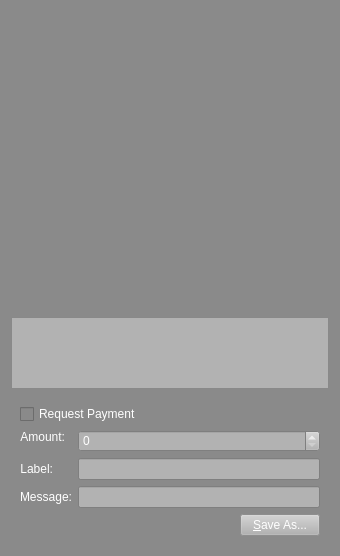
The window that src/qt/forms/qrcodedialog.ui (Sterlingcoin/Sterlingcoin-1.6.2.0-Release) describes before a commit, drawn with Qt 5.
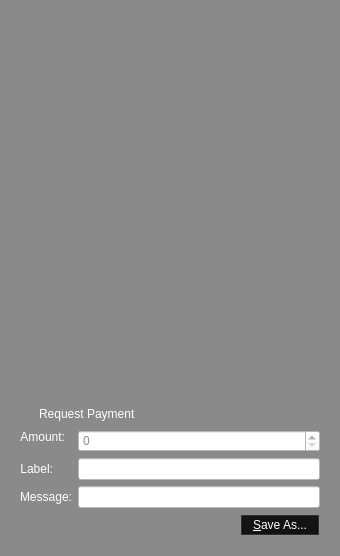
The same window after the commit. Custom widgets are drawn as their Qt base class.

```diff
--- a/src/qt/forms/qrcodedialog.ui
+++ b/src/qt/forms/qrcodedialog.ui
@@ -474,26 +474,26 @@
         <colorrole role="WindowText">
          <brush brushstyle="SolidPattern">
           <color alpha="255">
-           <red>64</red>
-           <green>0</green>
+           <red>255</red>
+           <green>255</green>
            <blue>255</blue>
           </color>
          </brush>
         </colorrole>
         <colorrole role="Button">
          <brush brushstyle="SolidPattern">
-          <color alpha="255">
-           <red>178</red>
-           <green>178</green>
-           <blue>178</blue>
+          <color alpha="0">
+           <red>0</red>
+           <green>0</green>
+           <blue>0</blue>
           </color>
          </brush>
         </colorrole>
         <colorrole role="Text">
          <brush brushstyle="SolidPattern">
           <color alpha="255">
-           <red>64</red>
-           <green>0</green>
+           <red>255</red>
+           <green>255</green>
            <blue>255</blue>
           </color>
          </brush>
@@ -501,27 +501,27 @@
         <colorrole role="ButtonText">
          <brush brushstyle="SolidPattern">
           <color alpha="255">
-           <red>64</red>
-           <green>0</green>
+           <red>255</red>
+           <green>255</green>
            <blue>255</blue>
           </color>
          </brush>
         </colorrole>
         <colorrole role="Base">
-         <brush brushstyle="SolidPattern">
+         <brush brushstyle="NoBrush">
           <color alpha="255">
-           <red>178</red>
-           <green>178</green>
-           <blue>178</blue>
+           <red>0</red>
+           <green>0</green>
+           <blue>0</blue>
           </color>
          </brush>
         </colorrole>
         <colorrole role="Window">
          <brush brushstyle="SolidPattern">
-          <color alpha="255">
-           <red>178</red>
-           <green>178</green>
-           <blue>178</blue>
+          <color alpha="0">
+           <red>0</red>
+           <green>0</green>
+           <blue>0</blue>
           </color>
          </brush>
         </colorrole>
@@ -539,26 +539,26 @@
         <colorrole role="WindowText">
          <brush brushstyle="SolidPattern">
           <color alpha="255">
-           <red>64</red>
-           <green>0</green>
+           <red>255</red>
+           <green>255</green>
            <blue>255</blue>
           </color>
          </brush>
         </colorrole>
         <colorrole role="Button">
          <brush brushstyle="SolidPattern">
-          <color alpha="255">
-           <red>178</red>
-           <green>178</green>
-           <blue>178</blue>
+          <color alpha="0">
+           <red>0</red>
+           <green>0</green>
+           <blue>0</blue>
           </color>
          </brush>
         </colorrole>
         <colorrole role="Text">
          <brush brushstyle="SolidPattern">
           <color alpha="255">
-           <red>64</red>
-           <green>0</green>
+           <red>255</red>
+           <green>255</green>
            <blue>255</blue>
           </color>
          </brush>
@@ -566,27 +566,27 @@
         <colorrole role="ButtonText">
          <brush brushstyle="SolidPattern">
           <color alpha="255">
-           <red>64</red>
-           <green>0</green>
+           <red>255</red>
+           <green>255</green>
            <blue>255</blue>
           </color>
          </brush>
         </colorrole>
         <colorrole role="Base">
-         <brush brushstyle="SolidPattern">
+         <brush brushstyle="NoBrush">
           <color alpha="255">
-           <red>178</red>
-           <green>178</green>
-           <blue>178</blue>
+           <red>0</red>
+           <green>0</green>
+           <blue>0</blue>
           </color>
          </brush>
         </colorrole>
         <colorrole role="Window">
          <brush brushstyle="SolidPattern">
-          <color alpha="255">
-           <red>178</red>
-           <green>178</green>
-           <blue>178</blue>
+          <color alpha="0">
+           <red>0</red>
+           <green>0</green>
+           <blue>0</blue>
           </color>
          </brush>
         </colorrole>
@@ -604,26 +604,26 @@
         <colorrole role="WindowText">
          <brush brushstyle="SolidPattern">
           <color alpha="255">
-           <red>64</red>
-           <green>0</green>
+           <red>255</red>
+           <green>255</green>
            <blue>255</blue>
           </color>
          </brush>
         </colorrole>
         <colorrole role="Button">
          <brush brushstyle="SolidPattern">
-          <color alpha="255">
-           <red>178</red>
-           <green>178</green>
-           <blue>178</blue>
+          <color alpha="0">
+           <red>0</red>
+           <green>0</green>
+           <blue>0</blue>
           </color>
          </brush>
         </colorrole>
         <colorrole role="Text">
          <brush brushstyle="SolidPattern">
           <color alpha="255">
-           <red>64</red>
-           <green>0</green>
+           <red>255</red>
+           <green>255</green>
            <blue>255</blue>
           </color>
          </brush>
@@ -631,27 +631,27 @@
         <colorrole role="ButtonText">
          <brush brushstyle="SolidPattern">
           <color alpha="255">
-           <red>64</red>
-           <green>0</green>
+           <red>255</red>
+           <green>255</green>
            <blue>255</blue>
           </color>
          </brush>
         </colorrole>
         <colorrole role="Base">
-         <brush brushstyle="SolidPattern">
+         <brush brushstyle="NoBrush">
           <color alpha="255">
-           <red>178</red>
-           <green>178</green>
-           <blue>178</blue>
+           <red>0</red>
+           <green>0</green>
+           <blue>0</blue>
           </color>
          </brush>
         </colorrole>
         <colorrole role="Window">
          <brush brushstyle="SolidPattern">
-          <color alpha="255">
-           <red>178</red>
-           <green>178</green>
-           <blue>178</blue>
+          <color alpha="0">
+           <red>0</red>
+           <green>0</green>
+           <blue>0</blue>
           </color>
          </brush>
         </colorrole>
@@ -668,7 +668,7 @@
       </palette>
      </property>
      <property name="styleSheet">
-      <string notr="true">background-color: rgb(178,178,178);
+      <string notr="true">background: transparent;
 color: rgb(255,255,255);</string>
      </property>
      <property name="tabChangesFocus">
@@ -693,26 +693,26 @@
            <colorrole role="WindowText">
             <brush brushstyle="SolidPattern">
              <color alpha="255">
-              <red>64</red>
-              <green>0</green>
+              <red>255</red>
+              <green>255</green>
               <blue>255</blue>
              </color>
             </brush>
            </colorrole>
            <colorrole role="Button">
             <brush brushstyle="SolidPattern">
-             <color alpha="255">
-              <red>138</red>
-              <green>138</green>
-              <blue>138</blue>
+             <color alpha="0">
+              <red>0</red>
+              <green>0</green>
+              <blue>0</blue>
              </color>
             </brush>
            </colorrole>
            <colorrole role="Text">
             <brush brushstyle="SolidPattern">
              <color alpha="255">
-              <red>64</red>
-              <green>0</green>
+              <red>255</red>
+              <green>255</green>
               <blue>255</blue>
              </color>
             </brush>
@@ -729,27 +729,27 @@
            <colorrole role="ButtonText">
             <brush brushstyle="SolidPattern">
              <color alpha="255">
-              <red>64</red>
-              <green>0</green>
+              <red>255</red>
+              <green>255</green>
               <blue>255</blue>
              </color>
             </brush>
            </colorrole>
            <colorrole role="Base">
             <brush brushstyle="SolidPattern">
-             <color alpha="255">
-              <red>138</red>
-              <green>138</green>
-              <blue>138</blue>
+             <color alpha="0">
+              <red>0</red>
+              <green>0</green>
+              <blue>0</blue>
              </color>
             </brush>
            </colorrole>
            <colorrole role="Window">
             <brush brushstyle="SolidPattern">
-             <color alpha="255">
-              <red>138</red>
-              <green>138</green>
-              <blue>138</blue>
+             <color alpha="0">
+              <red>0</red>
+              <green>0</green>
+              <blue>0</blue>
              </color>
             </brush>
            </colorrole>
@@ -776,26 +776,26 @@
            <colorrole role="WindowText">
             <brush brushstyle="SolidPattern">
              <color alpha="255">
-              <red>64</red>
-              <green>0</green>
+              <red>255</red>
+              <green>255</green>
               <blue>255</blue>
              </color>
             </brush>
            </colorrole>
            <colorrole role="Button">
             <brush brushstyle="SolidPattern">
-             <color alpha="255">
-              <red>138</red>
-              <green>138</green>
-              <blue>138</blue>
+             <color alpha="0">
+              <red>0</red>
+              <green>0</green>
+              <blue>0</blue>
              </color>
             </brush>
            </colorrole>
            <colorrole role="Text">
             <brush brushstyle="SolidPattern">
              <color alpha="255">
-              <red>64</red>
-              <green>0</green>
+              <red>255</red>
+              <green>255</green>
               <blue>255</blue>
              </color>
             </brush>
@@ -812,27 +812,27 @@
            <colorrole role="ButtonText">
             <brush brushstyle="SolidPattern">
              <color alpha="255">
-              <red>64</red>
-              <green>0</green>
+              <red>255</red>
+              <green>255</green>
               <blue>255</blue>
              </color>
             </brush>
            </colorrole>
            <colorrole role="Base">
             <brush brushstyle="SolidPattern">
-             <color alpha="255">
-              <red>138</red>
-              <green>138</green>
-              <blue>138</blue>
+             <color alpha="0">
+              <red>0</red>
+              <green>0</green>
+              <blue>0</blue>
              </color>
             </brush>
            </colorrole>
            <colorrole role="Window">
             <brush brushstyle="SolidPattern">
-             <color alpha="255">
-              <red>138</red>
-              <green>138</green>
-              <blue>138</blue>
+             <color alpha="0">
+              <red>0</red>
+              <green>0</green>
+              <blue>0</blue>
              </color>
             </brush>
            </colorrole>
@@ -859,26 +859,26 @@
            <colorrole role="WindowText">
             <brush brushstyle="SolidPattern">
              <color alpha="255">
-              <red>64</red>
-              <green>0</green>
+              <red>255</red>
+              <green>255</green>
               <blue>255</blue>
              </color>
             </brush>
            </colorrole>
            <colorrole role="Button">
             <brush brushstyle="SolidPattern">
-             <color alpha="255">
-              <red>138</red>
-              <green>138</green>
-              <blue>138</blue>
+             <color alpha="0">
+              <red>0</red>
+              <green>0</green>
+              <blue>0</blue>
              </color>
             </brush>
            </colorrole>
            <colorrole role="Text">
             <brush brushstyle="SolidPattern">
              <color alpha="255">
-              <red>64</red>
-              <green>0</green>
+              <red>255</red>
+              <green>255</green>
               <blue>255</blue>
              </color>
             </brush>
@@ -895,27 +895,27 @@
            <colorrole role="ButtonText">
             <brush brushstyle="SolidPattern">
              <color alpha="255">
-              <red>64</red>
-              <green>0</green>
+              <red>255</red>
+              <green>255</green>
               <blue>255</blue>
              </color>
             </brush>
            </colorrole>
            <colorrole role="Base">
             <brush brushstyle="SolidPattern">
-             <color alpha="255">
-              <red>138</red>
-              <green>138</green>
-              <blue>138</blue>
+             <color alpha="0">
+              <red>0</red>
+              <green>0</green>
+              <blue>0</blue>
              </color>
             </brush>
            </colorrole>
            <colorrole role="Window">
             <brush brushstyle="SolidPattern">
-             <color alpha="255">
-              <red>138</red>
-              <green>138</green>
-              <blue>138</blue>
+             <color alpha="0">
+              <red>0</red>
+              <green>0</green>
+              <blue>0</blue>
              </color>
             </brush>
            </colorrole>
@@ -944,8 +944,7 @@
          <bool>false</bool>
         </property>
         <property name="styleSheet">
-         <string notr="true">background-color: rgb(138,138,138);
-color: rgb(255,255,255);</string>
+         <string notr="true">background: transparent; color: rgb(255,255,255);</string>
         </property>
         <property name="text">
          <string>Request Payment</string>
@@ -984,54 +983,54 @@
              <colorrole role="WindowText">
               <brush brushstyle="SolidPattern">
                <color alpha="255">
-                <red>64</red>
-                <green>0</green>
-                <blue>255</blue>
+                <red>138</red>
+                <green>138</green>
+                <blue>138</blue>
                </color>
               </brush>
              </colorrole>
              <colorrole role="Button">
               <brush brushstyle="SolidPattern">
                <color alpha="255">
-                <red>178</red>
-                <green>178</green>
-                <blue>178</blue>
+                <red>255</red>
+                <green>255</green>
+                <blue>255</blue>
                </color>
               </brush>
              </colorrole>
              <colorrole role="Text">
               <brush brushstyle="SolidPattern">
                <color alpha="255">
-                <red>64</red>
-                <green>0</green>
-                <blue>255</blue>
+                <red>138</red>
+                <green>138</green>
+                <blue>138</blue>
                </color>
               </brush>
              </colorrole>
              <colorrole role="ButtonText">
               <brush brushstyle="SolidPattern">
                <color alpha="255">
-                <red>64</red>
-                <green>0</green>
-                <blue>255</blue>
+                <red>138</red>
+                <green>138</green>
+                <blue>138</blue>
                </color>
               </brush>
              </colorrole>
              <colorrole role="Base">
               <brush brushstyle="SolidPattern">
                <color alpha="255">
-                <red>178</red>
-                <green>178</green>
-                <blue>178</blue>
+                <red>255</red>
+                <green>255</green>
+                <blue>255</blue>
                </color>
               </brush>
              </colorrole>
              <colorrole role="Window">
               <brush brushstyle="SolidPattern">
                <color alpha="255">
-                <red>178</red>
-                <green>178</green>
-                <blue>178</blue>
+                <red>255</red>
+                <green>255</green>
+                <blue>255</blue>
                </color>
               </brush>
              </colorrole>
@@ -1049,54 +1048,54 @@
              <colorrole role="WindowText">
               <brush brushstyle="SolidPattern">
                <color alpha="255">
-                <red>64</red>
-                <green>0</green>
-                <blue>255</blue>
+                <red>138</red>
+                <green>138</green>
+                <blue>138</blue>
                </color>
               </brush>
              </colorrole>
              <colorrole role="Button">
               <brush brushstyle="SolidPattern">
                <color alpha="255">
-                <red>178</red>
-                <green>178</green>
-                <blue>178</blue>
+                <red>255</red>
+                <green>255</green>
+                <blue>255</blue>
                </color>
               </brush>
              </colorrole>
              <colorrole role="Text">
               <brush brushstyle="SolidPattern">
                <color alpha="255">
-                <red>64</red>
-                <green>0</green>
-                <blue>255</blue>
+                <red>138</red>
+                <green>138</green>
+                <blue>138</blue>
                </color>
               </brush>
              </colorrole>
              <colorrole role="ButtonText">
               <brush brushstyle="SolidPattern">
                <color alpha="255">
-                <red>64</red>
-                <green>0</green>
-                <blue>255</blue>
+                <red>138</red>
+                <green>138</green>
+                <blue>138</blue>
                </color>
               </brush>
              </colorrole>
              <colorrole role="Base">
               <brush brushstyle="SolidPattern">
                <color alpha="255">
-                <red>178</red>
-                <green>178</green>
-                <blue>178</blue>
+                <red>255</red>
+                <green>255</green>
+                <blue>255</blue>
                </color>
               </brush>
              </colorrole>
              <colorrole role="Window">
               <brush brushstyle="SolidPattern">
                <color alpha="255">
-                <red>178</red>
-                <green>178</green>
-                <blue>178</blue>
+                <red>255</red>
+                <green>255</green>
+                <blue>255</blue>
                </color>
               </brush>
              </colorrole>
@@ -1114,54 +1113,54 @@
              <colorrole role="WindowText">
               <brush brushstyle="SolidPattern">
                <color alpha="255">
-                <red>64</red>
-                <green>0</green>
-                <blue>255</blue>
+                <red>138</red>
+                <green>138</green>
+                <blue>138</blue>
                </color>
               </brush>
              </colorrole>
              <colorrole role="Button">
               <brush brushstyle="SolidPattern">
                <color alpha="255">
-                <red>178</red>
-                <green>178</green>
-                <blue>178</blue>
+                <red>255</red>
+                <green>255</green>
+                <blue>255</blue>
                </color>
               </brush>
              </colorrole>
              <colorrole role="Text">
               <brush brushstyle="SolidPattern">
                <color alpha="255">
-                <red>64</red>
-                <green>0</green>
-                <blue>255</blue>
+                <red>138</red>
+                <green>138</green>
+                <blue>138</blue>
                </color>
               </brush>
              </colorrole>
              <colorrole role="ButtonText">
               <brush brushstyle="SolidPattern">
                <color alpha="255">
-                <red>64</red>
-                <green>0</green>
-                <blue>255</blue>
+                <red>138</red>
+                <green>138</green>
+                <blue>138</blue>
                </color>
               </brush>
              </colorrole>
              <colorrole role="Base">
               <brush brushstyle="SolidPattern">
                <color alpha="255">
-                <red>178</red>
-                <green>178</green>
-                <blue>178</blue>
+                <red>255</red>
+                <green>255</green>
+                <blue>255</blue>
                </color>
               </brush>
              </colorrole>
              <colorrole role="Window">
               <brush brushstyle="SolidPattern">
                <color alpha="255">
-                <red>178</red>
-                <green>178</green>
-                <blue>178</blue>
+                <red>255</red>
+                <green>255</green>
+                <blue>255</blue>
                </color>
               </brush>
              </colorrole>
@@ -1178,8 +1177,8 @@
            </palette>
           </property>
           <property name="styleSheet">
-           <string notr="true">background-color: rgb(178,178,178);
-color: rgb(255,255,255);</string>
+           <string notr="true">background-color: rgb(255,255,255);
+color: rgb(138,138,138);</string>
           </property>
          </widget>
         </item>
@@ -1210,54 +1209,54 @@
              <colorrole role="WindowText">
               <brush brushstyle="SolidPattern">
                <color alpha="255">
-                <red>64</red>
-                <green>0</green>
-                <blue>255</blue>
+                <red>138</red>
+                <green>138</green>
+                <blue>138</blue>
                </color>
               </brush>
              </colorrole>
              <colorrole role="Button">
               <brush brushstyle="SolidPattern">
                <color alpha="255">
-                <red>178</red>
-                <green>178</green>
-                <blue>178</blue>
+                <red>255</red>
+                <green>255</green>
+                <blue>255</blue>
                </color>
               </brush>
              </colorrole>
              <colorrole role="Text">
               <brush brushstyle="SolidPattern">
                <color alpha="255">
-                <red>64</red>
-                <green>0</green>
-                <blue>255</blue>
+                <red>138</red>
+                <green>138</green>
+                <blue>138</blue>
                </color>
               </brush>
              </colorrole>
              <colorrole role="ButtonText">
               <brush brushstyle="SolidPattern">
                <color alpha="255">
-                <red>64</red>
-                <green>0</green>
-                <blue>255</blue>
+                <red>138</red>
+                <green>138</green>
+                <blue>138</blue>
                </color>
               </brush>
              </colorrole>
              <colorrole role="Base">
               <brush brushstyle="SolidPattern">
                <color alpha="255">
-                <red>178</red>
-                <green>178</green>
-                <blue>178</blue>
+                <red>255</red>
+                <green>255</green>
+                <blue>255</blue>
                </color>
               </brush>
              </colorrole>
              <colorrole role="Window">
               <brush brushstyle="SolidPattern">
                <color alpha="255">
-                <red>178</red>
-                <green>178</green>
-                <blue>178</blue>
+                <red>255</red>
+                <green>255</green>
+                <blue>255</blue>
                </color>
               </brush>
              </colorrole>
@@ -1275,54 +1274,54 @@
              <colorrole role="WindowText">
               <brush brushstyle="SolidPattern">
                <color alpha="255">
-                <red>64</red>
-                <green>0</green>
-                <blue>255</blue>
+                <red>138</red>
+                <green>138</green>
+                <blue>138</blue>
                </color>
               </brush>
              </colorrole>
              <colorrole role="Button">
               <brush brushstyle="SolidPattern">
                <color alpha="255">
-                <red>178</red>
-                <green>178</green>
-                <blue>178</blue>
+                <red>255</red>
+                <green>255</green>
+                <blue>255</blue>
                </color>
               </brush>
              </colorrole>
              <colorrole role="Text">
               <brush brushstyle="SolidPattern">
                <color alpha="255">
-                <red>64</red>
-                <green>0</green>
-                <blue>255</blue>
+                <red>138</red>
+                <green>138</green>
+                <blue>138</blue>
                </color>
               </brush>
              </colorrole>
              <colorrole role="ButtonText">
               <brush brushstyle="SolidPattern">
                <color alpha="255">
-                <red>64</red>
-                <green>0</green>
-                <blue>255</blue>
+                <red>138</red>
+                <green>138</green>
+                <blue>138</blue>
                </color>
               </brush>
              </colorrole>
              <colorrole role="Base">
               <brush brushstyle="SolidPattern">
                <color alpha="255">
-                <red>178</red>
-                <green>178</green>
-                <blue>178</blue>
+                <red>255</red>
+                <green>255</green>
+                <blue>255</blue>
                </color>
               </brush>
              </colorrole>
              <colorrole role="Window">
               <brush brushstyle="SolidPattern">
                <color alpha="255">
-                <red>178</red>
-                <green>178</green>
-                <blue>178</blue>
+                <red>255</red>
+                <green>255</green>
+                <blue>255</blue>
                </color>
               </brush>
              </colorrole>
@@ -1340,54 +1339,54 @@
              <colorrole role="WindowText">
               <brush brushstyle="SolidPattern">
                <color alpha="255">
-                <red>64</red>
-                <green>0</green>
-                <blue>255</blue>
+                <red>138</red>
+                <green>138</green>
+                <blue>138</blue>
                </color>
               </brush>
              </colorrole>
              <colorrole role="Button">
               <brush brushstyle="SolidPattern">
                <color alpha="255">
-                <red>178</red>
-                <green>178</green>
-                <blue>178</blue>
+                <red>255</red>
+                <green>255</green>
+                <blue>255</blue>
                </color>
               </brush>
              </colorrole>
              <colorrole role="Text">
               <brush brushstyle="SolidPattern">
                <color alpha="255">
-                <red>64</red>
-                <green>0</green>
-                <blue>255</blue>
+                <red>138</red>
+                <green>138</green>
+                <blue>138</blue>
                </color>
               </brush>
              </colorrole>
              <colorrole role="ButtonText">
               <brush brushstyle="SolidPattern">
                <color alpha="255">
-                <red>64</red>
-                <green>0</green>
-                <blue>255</blue>
+                <red>138</red>
+                <green>138</green>
+                <blue>138</blue>
                </color>
               </brush>
              </colorrole>
              <colorrole role="Base">
               <brush brushstyle="SolidPattern">
                <color alpha="255">
-                <red>178</red>
-                <green>178</green>
-                <blue>178</blue>
+                <red>255</red>
+                <green>255</green>
+                <blue>255</blue>
                </color>
               </brush>
              </colorrole>
              <colorrole role="Window">
               <brush brushstyle="SolidPattern">
                <color alpha="255">
-                <red>178</red>
-                <green>178</green>
-                <blue>178</blue>
+                <red>255</red>
+                <green>255</green>
+                <blue>255</blue>
                </color>
               </brush>
              </colorrole>
@@ -1404,8 +1403,8 @@
            </palette>
           </property>
           <property name="styleSheet">
-           <string notr="true">background-color: rgb(178,178,178);
-color: rgb(255,255,255);</string>
+           <string notr="true">background-color: rgb(255,255,255);
+color: rgb(138,138,138);</string>
           </property>
          </widget>
         </item>
@@ -1451,54 +1450,54 @@
              <colorrole role="WindowText">
               <brush brushstyle="SolidPattern">
                <color alpha="255">
-                <red>64</red>
-                <green>0</green>
-                <blue>255</blue>
+                <red>138</red>
+                <green>138</green>
+                <blue>138</blue>
                </color>
               </brush>
              </colorrole>
              <colorrole role="Button">
               <brush brushstyle="SolidPattern">
                <color alpha="255">
-                <red>178</red>
-                <green>178</green>
-                <blue>178</blue>
+                <red>255</red>
+                <green>255</green>
+                <blue>255</blue>
                </color>
               </brush>
              </colorrole>
              <colorrole role="Text">
               <brush brushstyle="SolidPattern">
                <color alpha="255">
-                <red>64</red>
-                <green>0</green>
-                <blue>255</blue>
+                <red>138</red>
+                <green>138</green>
+                <blue>138</blue>
                </color>
               </brush>
              </colorrole>
              <colorrole role="ButtonText">
               <brush brushstyle="SolidPattern">
                <color alpha="255">
-                <red>64</red>
-                <green>0</green>
-                <blue>255</blue>
+                <red>138</red>
+                <green>138</green>
+                <blue>138</blue>
                </color>
               </brush>
              </colorrole>
              <colorrole role="Base">
               <brush brushstyle="SolidPattern">
                <color alpha="255">
-                <red>178</red>
-                <green>178</green>
-                <blue>178</blue>
+                <red>255</red>
+                <green>255</green>
+                <blue>255</blue>
                </color>
               </brush>
              </colorrole>
              <colorrole role="Window">
               <brush brushstyle="SolidPattern">
                <color alpha="255">
-                <red>178</red>
-                <green>178</green>
-                <blue>178</blue>
+                <red>255</red>
+                <green>255</green>
+                <blue>255</blue>
                </color>
               </brush>
              </colorrole>
@@ -1516,54 +1515,54 @@
              <colorrole role="WindowText">
               <brush brushstyle="SolidPattern">
                <color alpha="255">
-                <red>64</red>
-                <green>0</green>
-                <blue>255</blue>
+                <red>138</red>
+                <green>138</green>
+                <blue>138</blue>
                </color>
               </brush>
              </colorrole>
              <colorrole role="Button">
               <brush brushstyle="SolidPattern">
                <color alpha="255">
-                <red>178</red>
-                <green>178</green>
-                <blue>178</blue>
+                <red>255</red>
+                <green>255</green>
+                <blue>255</blue>
                </color>
               </brush>
              </colorrole>
              <colorrole role="Text">
               <brush brushstyle="SolidPattern">
                <color alpha="255">
-                <red>64</red>
-                <green>0</green>
-                <blue>255</blue>
+                <red>138</red>
+                <green>138</green>
+                <blue>138</blue>
                </color>
               </brush>
              </colorrole>
              <colorrole role="ButtonText">
               <brush brushstyle="SolidPattern">
                <color alpha="255">
-                <red>64</red>
-                <green>0</green>
-                <blue>255</blue>
+                <red>138</red>
+                <green>138</green>
+                <blue>138</blue>
                </color>
               </brush>
              </colorrole>
              <colorrole role="Base">
               <brush brushstyle="SolidPattern">
                <color alpha="255">
-                <red>178</red>
-                <green>178</green>
-                <blue>178</blue>
+                <red>255</red>
+                <green>255</green>
+                <blue>255</blue>
                </color>
               </brush>
              </colorrole>
              <colorrole role="Window">
               <brush brushstyle="SolidPattern">
                <color alpha="255">
-                <red>178</red>
-                <green>178</green>
-                <blue>178</blue>
+                <red>255</red>
+                <green>255</green>
+                <blue>255</blue>
                </color>
               </brush>
              </colorrole>
@@ -1581,54 +1580,54 @@
              <colorrole role="WindowText">
               <brush brushstyle="SolidPattern">
                <color alpha="255">
-                <red>64</red>
-                <green>0</green>
-                <blue>255</blue>
+                <red>138</red>
+                <green>138</green>
+                <blue>138</blue>
                </color>
               </brush>
              </colorrole>
              <colorrole role="Button">
               <brush brushstyle="SolidPattern">
                <color alpha="255">
-                <red>178</red>
-                <green>178</green>
-                <blue>178</blue>
+                <red>255</red>
+                <green>255</green>
+                <blue>255</blue>
                </color>
               </brush>
              </colorrole>
              <colorrole role="Text">
               <brush brushstyle="SolidPattern">
                <color alpha="255">
-                <red>64</red>
-                <green>0</green>
-                <blue>255</blue>
+                <red>138</red>
+                <green>138</green>
+                <blue>138</blue>
                </color>
               </brush>
              </colorrole>
              <colorrole role="ButtonText">
               <brush brushstyle="SolidPattern">
                <color alpha="255">
-                <red>64</red>
-                <green>0</green>
-                <blue>255</blue>
+                <red>138</red>
+                <green>138</green>
+                <blue>138</blue>
                </color>
               </brush>
              </colorrole>
              <colorrole role="Base">
               <brush brushstyle="SolidPattern">
                <color alpha="255">
-                <red>178</red>
-                <green>178</green>
-                <blue>178</blue>
+                <red>255</red>
+                <green>255</green>
+                <blue>255</blue>
                </color>
               </brush>
              </colorrole>
              <colorrole role="Window">
               <brush brushstyle="SolidPattern">
                <color alpha="255">
-                <red>178</red>
-                <green>178</green>
-                <blue>178</blue>
+                <red>255</red>
+                <green>255</green>
+                <blue>255</blue>
                </color>
               </brush>
              </colorrole>
@@ -1645,8 +1644,8 @@
            </palette>
           </property>
           <property name="styleSheet">
-           <string notr="true">background-color: rgb(178,178,178);
-color: rgb(255,255,255);</string>
+           <string notr="true">background-color: rgb(255,255,255);
+color: rgb(138,138,138);</string>
           </property>
          </widget>
         </item>
@@ -1675,26 +1674,26 @@
              <colorrole role="WindowText">
               <brush brushstyle="SolidPattern">
                <color alpha="255">
-                <red>64</red>
-                <green>0</green>
+                <red>255</red>
+                <green>255</green>
                 <blue>255</blue>
                </color>
               </brush>
              </colorrole>
              <colorrole role="Button">
               <brush brushstyle="SolidPattern">
-               <color alpha="255">
-                <red>178</red>
-                <green>178</green>
-                <blue>178</blue>
+               <color alpha="0">
+                <red>0</red>
+                <green>0</green>
+                <blue>0</blue>
                </color>
               </brush>
              </colorrole>
              <colorrole role="Text">
               <brush brushstyle="SolidPattern">
                <color alpha="255">
-                <red>64</red>
-                <green>0</green>
+                <red>255</red>
+                <green>255</green>
                 <blue>255</blue>
                </color>
               </brush>
@@ -1702,27 +1701,27 @@
              <colorrole role="ButtonText">
               <brush brushstyle="SolidPattern">
                <color alpha="255">
-                <red>64</red>
-                <green>0</green>
+                <red>255</red>
+                <green>255</green>
                 <blue>255</blue>
                </color>
               </brush>
              </colorrole>
              <colorrole role="Base">
               <brush brushstyle="SolidPattern">
-               <color alpha="255">
-                <red>178</red>
-                <green>178</green>
-                <blue>178</blue>
+               <color alpha="0">
+                <red>0</red>
+                <green>0</green>
+                <blue>0</blue>
                </color>
               </brush>
              </colorrole>
              <colorrole role="Window">
               <brush brushstyle="SolidPattern">
-               <color alpha="255">
-                <red>178</red>
-                <green>178</green>
-                <blue>178</blue>
+               <color alpha="0">
+                <red>0</red>
+                <green>0</green>
+                <blue>0</blue>
                </color>
               </brush>
              </colorrole>
@@ -1740,26 +1739,26 @@
              <colorrole role="WindowText">
               <brush brushstyle="SolidPattern">
                <color alpha="255">
-                <red>64</red>
-                <green>0</green>
+                <red>255</red>
+                <green>255</green>
                 <blue>255</blue>
                </color>
               </brush>
              </colorrole>
              <colorrole role="Button">
               <brush brushstyle="SolidPattern">
-               <color alpha="255">
-                <red>178</red>
-                <green>178</green>
-                <blue>178</blue>
+               <color alpha="0">
+                <red>0</red>
+                <green>0</green>
+                <blue>0</blue>
                </color>
               </brush>
              </colorrole>
              <colorrole role="Text">
               <brush brushstyle="SolidPattern">
                <color alpha="255">
-                <red>64</red>
-                <green>0</green>
+                <red>255</red>
+                <green>255</green>
                 <blue>255</blue>
                </color>
               </brush>
@@ -1767,27 +1766,27 @@
              <colorrole role="ButtonText">
               <brush brushstyle="SolidPattern">
                <color alpha="255">
-                <red>64</red>
-                <green>0</green>
+                <red>255</red>
+                <green>255</green>
                 <blue>255</blue>
                </color>
               </brush>
              </colorrole>
              <colorrole role="Base">
               <brush brushstyle="SolidPattern">
-               <color alpha="255">
-                <red>178</red>
-                <green>178</green>
-                <blue>178</blue>
+               <color alpha="0">
+                <red>0</red>
+                <green>0</green>
+                <blue>0</blue>
                </color>
               </brush>
              </colorrole>
              <colorrole role="Window">
               <brush brushstyle="SolidPattern">
-               <color alpha="255">
-                <red>178</red>
-                <green>178</green>
-                <blue>178</blue>
+               <color alpha="0">
+                <red>0</red>
+                <green>0</green>
+                <blue>0</blue>
                </color>
               </brush>
              </colorrole>
@@ -1805,26 +1804,26 @@
              <colorrole role="WindowText">
               <brush brushstyle="SolidPattern">
                <color alpha="255">
-                <red>64</red>
-                <green>0</green>
+                <red>255</red>
+                <green>255</green>
                 <blue>255</blue>
                </color>
               </brush>
              </colorrole>
              <colorrole role="Button">
               <brush brushstyle="SolidPattern">
-               <color alpha="255">
-                <red>178</red>
-                <green>178</green>
-                <blue>178</blue>
+               <color alpha="0">
+                <red>0</red>
+                <green>0</green>
+                <blue>0</blue>
                </color>
               </brush>
              </colorrole>
              <colorrole role="Text">
               <brush brushstyle="SolidPattern">
                <color alpha="255">
-                <red>64</red>
-                <green>0</green>
+                <red>255</red>
+                <green>255</green>
                 <blue>255</blue>
                </color>
               </brush>
@@ -1832,27 +1831,27 @@
              <colorrole role="ButtonText">
               <brush brushstyle="SolidPattern">
                <color alpha="255">
-                <red>64</red>
-                <green>0</green>
+                <red>255</red>
+                <green>255</green>
                 <blue>255</blue>
                </color>
               </brush>
              </colorrole>
              <colorrole role="Base">
               <brush brushstyle="SolidPattern">
-               <color alpha="255">
-                <red>178</red>
-                <green>178</green>
-                <blue>178</blue>
+               <color alpha="0">
+                <red>0</red>
+                <green>0</green>
+                <blue>0</blue>
                </color>
               </brush>
              </colorrole>
              <colorrole role="Window">
               <brush brushstyle="SolidPattern">
-               <color alpha="255">
-                <red>178</red>
-                <green>178</green>
-                <blue>178</blue>
+               <color alpha="0">
+                <red>0</red>
+                <green>0</green>
+                <blue>0</blue>
                </color>
               </brush>
              </colorrole>
@@ -1869,8 +1868,7 @@
            </palette>
           </property>
           <property name="styleSheet">
-           <string notr="true">background-color: rgb(178,178,178);
-color: rgb(255,255,255);</string>
+           <string notr="true">background: transparent; color: rgb(255,255,255);</string>
           </property>
           <property name="text">
            <string>&amp;Save As...</string>
```
Left out of the diff: 15 changed lines with no effect on the pictures.
